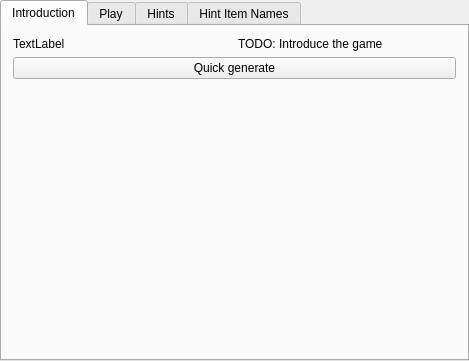
First picture: the form in randovania/gui/ui_files/games_tab_corruption_widget.ui, repository randovania/randovania, before the edit.
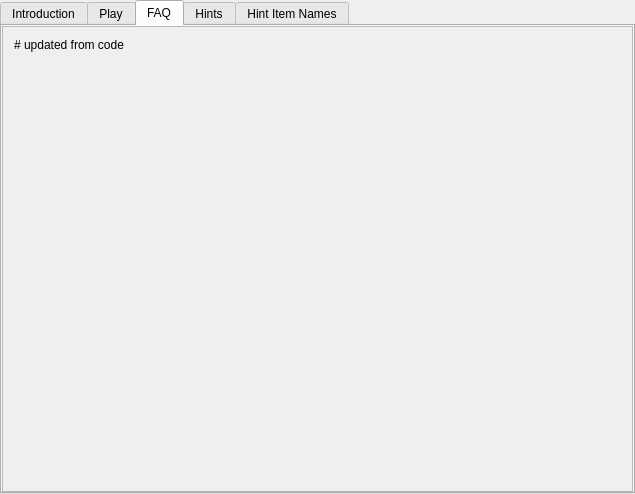
Second picture: the form after the edit. The open tabs and pages were chosen to show the change. Custom widgets are drawn as their Qt base class.

Commit message:
Add Introduction and two FAQ entries for Corruption (#3846)
* Add introduction to Corruption

* Update games_tab_corruption_widget.ui

* Update games_tab_corruption_widget.ui

* Corruption UI Updates

Diff of the .ui file:
```diff
--- a/randovania/gui/ui_files/games_tab_corruption_widget.ui
+++ b/randovania/gui/ui_files/games_tab_corruption_widget.ui
@@ -6,10 +6,16 @@
    <rect>
     <x>0</x>
     <y>0</y>
-    <width>469</width>
-    <height>361</height>
+    <width>635</width>
+    <height>494</height>
    </rect>
   </property>
+  <property name="sizePolicy">
+   <sizepolicy hsizetype="Expanding" vsizetype="Minimum">
+    <horstretch>0</horstretch>
+    <verstretch>0</verstretch>
+   </sizepolicy>
+  </property>
   <property name="currentIndex">
    <number>0</number>
   </property>
@@ -30,7 +36,7 @@
       <item>
        <widget class="QLabel" name="intro_label">
         <property name="text">
-         <string>&lt;html&gt;&lt;head/&gt;&lt;body&gt;&lt;p align=&quot;justify&quot;&gt;TODO: Introduce the game&lt;/p&gt;&lt;/body&gt;&lt;/html&gt;</string>
+         <string>&lt;html&gt;&lt;head/&gt;&lt;body&gt;&lt;p&gt;Navigate the planets in the Federation Solar System in search of items and Energy Cells in order to retrieve the Pirate Code from the G.F. S. Valhalla. Once the code is in your possession, infiltrate the Pirate Homeworld and take control of the Leviathan. Now, it's time to fly to Phaaze to defeat Dark Samus and Aurora Unit 313, once and for all!&lt;/p&gt;&lt;p align=&quot;justify&quot;&gt;The game starts in the post-Norion Invasion state, so no need to fight those pesky pirates. All planets excluding Phaaze are accessible from the start as well.&lt;/p&gt;&lt;p align=&quot;justify&quot;&gt;Scanning two specific Fuse Hint Scanbots in the G.F.S Valhalla reveals the planet that the Hyper Missile and Hyper Grapple reside.&lt;/p&gt;&lt;p align=&quot;justify&quot;&gt;To get started, use the Quick Generate button to generate a game using the default settings!&lt;/p&gt;&lt;/body&gt;&lt;/html&gt;</string>
         </property>
         <property name="wordWrap">
          <bool>true</bool>
@@ -66,6 +72,57 @@
     <string>Play</string>
    </attribute>
   </widget>
+  <widget class="QWidget" name="faq_tab">
+   <attribute name="title">
+    <string>FAQ</string>
+   </attribute>
+   <layout class="QGridLayout" name="faq_layout">
+    <property name="leftMargin">
+     <number>0</number>
+    </property>
+    <property name="topMargin">
+     <number>0</number>
+    </property>
+    <property name="rightMargin">
+     <number>0</number>
+    </property>
+    <property name="bottomMargin">
+     <number>0</number>
+    </property>
+    <item row="0" column="0">
+     <widget class="QScrollArea" name="faq_scroll_area">
+      <property name="widgetResizable">
+       <bool>true</bool>
+      </property>
+      <widget class="QWidget" name="faq_scroll_area_contents">
+       <property name="geometry">
+        <rect>
+         <x>0</x>
+         <y>0</y>
+         <width>629</width>
+         <height>465</height>
+        </rect>
+       </property>
+       <layout class="QGridLayout" name="gridLayout_8">
+        <item row="0" column="0">
+         <widget class="QLabel" name="faq_label">
+          <property name="text">
+           <string># updated from code</string>
+          </property>
+          <property name="alignment">
+           <set>Qt::AlignLeading|Qt::AlignLeft|Qt::AlignTop</set>
+          </property>
+          <property name="wordWrap">
+           <bool>true</bool>
+          </property>
+         </widget>
+        </item>
+       </layout>
+      </widget>
+     </widget>
+    </item>
+   </layout>
+  </widget>
   <widget class="QWidget" name="hints_tab">
    <attribute name="title">
     <string>Hints</string>
```
Left out of the diff: 8 changed lines with no effect on the pictures. The commit also changes 1 other file.
